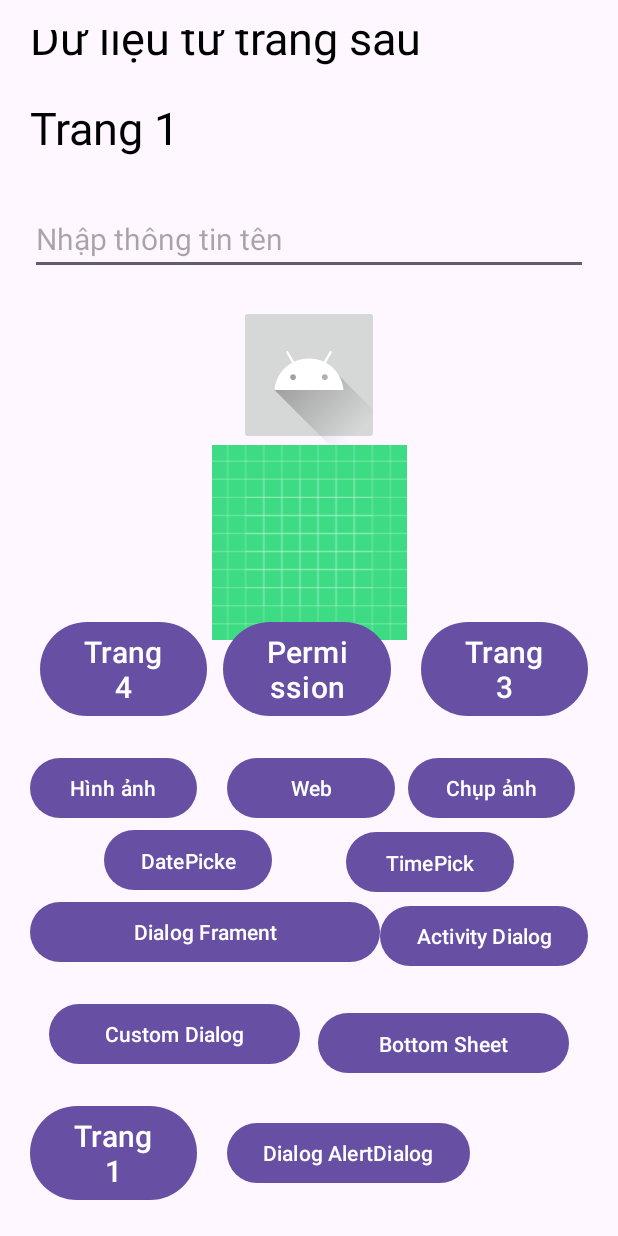
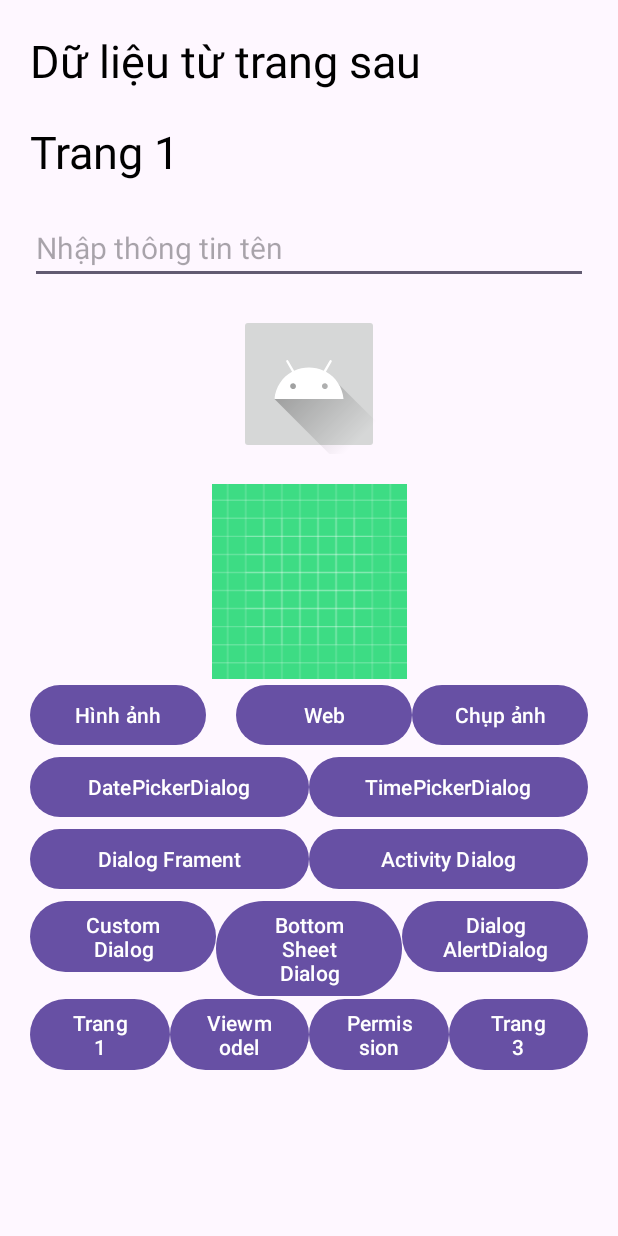
Before and after one commit to taidb/AndroidTutorial, an Android app: the MainActivity screen opened directly, with no data from a screen before it, on a phone screen of 412 x 824 dp. Run offline under Robolectric (Android 15) with nearby library versions, the phone set to English and light mode, and no system bars.

Commit message:
Update ngày 13/10

```diff
--- a/app/src/main/java/com/example/androidtutorial/activity/activity/MainActivity.kt
+++ b/app/src/main/java/com/example/androidtutorial/activity/activity/MainActivity.kt
@@ -203,8 +203,6 @@ class MainActivity : AppCompatActivity() {
                 .inflate(R.layout.alertdialog, binding.root as ViewGroup, false)
             val username = dialogView.findViewById<EditText>(R.id.username)
             val password = dialogView.findViewById<EditText>(R.id.password)
-
-
             AlertDialog.Builder(this)
                 .setTitle("Xác nhận")
                 .setMessage("Đây là AlertDialog thông thường")
--- a/app/src/main/res/layout/activity_main.xml
+++ b/app/src/main/res/layout/activity_main.xml
@@ -1,31 +1,27 @@
 <?xml version="1.0" encoding="utf-8"?>
-<androidx.constraintlayout.widget.ConstraintLayout xmlns:android="http://schemas.android.com/apk/res/android"
+<ScrollView xmlns:android="http://schemas.android.com/apk/res/android"
     xmlns:app="http://schemas.android.com/apk/res-auto"
     xmlns:tools="http://schemas.android.com/tools"
+    android:layout_width="match_parent"
+    android:layout_height="match_parent">
+
+    <androidx.constraintlayout.widget.ConstraintLayout
         android:id="@+id/main"
         android:layout_width="match_parent"
-    android:layout_height="match_parent"
+        android:layout_height="wrap_content"
         android:padding="@dimen/dimen_20"
         tools:context=".activity.activity.MainActivity">
 
-
-    <EditText
-        android:id="@+id/edit_text_name"
+        <TextView
+            android:id="@+id/txt_back_data"
             android:layout_width="0dp"
             android:layout_height="wrap_content"
-        android:layout_marginTop="@dimen/dimen_30"
-        android:hint="@string/editText1"
-        android:importantForAutofill="no"
-        android:inputType="text"
+            android:text="@string/back_data"
             android:textColor="@color/black"
-        android:textSize="@dimen/dimen_20"
-        app:layout_constraintBottom_toTopOf="@+id/image_user"
+            android:textSize="@dimen/dimen_30"
             app:layout_constraintEnd_toEndOf="parent"
-        app:layout_constraintHorizontal_bias="0.2"
             app:layout_constraintStart_toStartOf="parent"
-        app:layout_constraintTop_toBottomOf="@+id/tv_receive_data"
-   />
-
+            app:layout_constraintTop_toTopOf="parent" />
 
         <TextView
             android:id="@+id/tv_receive_data"
@@ -35,26 +31,23 @@
             android:text="@string/trang1"
             android:textColor="@color/black"
             android:textSize="@dimen/dimen_30"
-        app:layout_constraintBottom_toTopOf="@+id/edit_text_name"
             app:layout_constraintEnd_toEndOf="parent"
-        app:layout_constraintHorizontal_bias="1.0"
             app:layout_constraintStart_toStartOf="parent"
-        app:layout_constraintTop_toBottomOf="@+id/txt_back_data"
-        app:layout_constraintVertical_bias="0.0" />
+            app:layout_constraintTop_toBottomOf="@id/txt_back_data" />
 
-    <TextView
-        android:id="@+id/txt_back_data"
+        <EditText
+            android:id="@+id/edit_text_name"
             android:layout_width="0dp"
             android:layout_height="wrap_content"
-        android:text="@string/back_data"
+            android:layout_marginTop="@dimen/dimen_20"
+            android:hint="@string/editText1"
+            android:importantForAutofill="no"
+            android:inputType="text"
             android:textColor="@color/black"
-        android:textSize="@dimen/dimen_30"
-        app:layout_constraintBottom_toTopOf="@+id/tv_receive_data"
+            android:textSize="@dimen/dimen_20"
             app:layout_constraintEnd_toEndOf="parent"
-        app:layout_constraintHorizontal_bias="1.0"
             app:layout_constraintStart_toStartOf="parent"
-        app:layout_constraintTop_toTopOf="parent"
-        app:layout_constraintVertical_bias="0.0" />
+            app:layout_constraintTop_toBottomOf="@id/tv_receive_data" />
 
         <ImageButton
             android:id="@+id/image_user"
@@ -63,7 +56,6 @@
             android:layout_marginTop="@dimen/dimen_20"
             android:contentDescription="@string/editText1"
             android:src="@drawable/ic_launcher_foreground"
-        app:layout_constraintBottom_toTopOf="@+id/image_view"
             app:layout_constraintDimensionRatio="1:1"
             app:layout_constraintEnd_toEndOf="parent"
             app:layout_constraintStart_toStartOf="parent"
@@ -74,132 +66,24 @@
             android:id="@+id/image_view"
             android:layout_width="0dp"
             android:layout_height="0dp"
+            android:layout_marginTop="@dimen/dimen_20"
             android:contentDescription="@string/takephoto"
             android:src="@drawable/ic_launcher_background"
-        app:layout_constraintBottom_toTopOf="@+id/btn_click3"
             app:layout_constraintDimensionRatio="1:1"
             app:layout_constraintEnd_toEndOf="parent"
             app:layout_constraintStart_toStartOf="parent"
-        app:layout_constraintTop_toBottomOf="@+id/image_user"
+            app:layout_constraintTop_toBottomOf="@id/image_user"
             app:layout_constraintWidth_percent="0.35" />
-
-    <androidx.constraintlayout.widget.Guideline
-        android:id="@+id/guidelineTop"
-        android:layout_width="wrap_content"
-        android:layout_height="wrap_content"
-        app:layout_constraintGuide_percent="0.1" />
-
-    <Button
-        android:id="@+id/btn_click"
-        android:layout_width="0dp"
-        android:layout_height="wrap_content"
-        android:text="@string/trang1"
-        android:textSize="@dimen/dimen_20"
-        app:layout_constraintBottom_toBottomOf="parent"
-        app:layout_constraintEnd_toStartOf="@id/btn_alert_dialog"
-        app:layout_constraintHorizontal_chainStyle="spread"
-        app:layout_constraintStart_toStartOf="parent"
-        app:layout_constraintTop_toBottomOf="@+id/guidelineTop"
-        app:layout_constraintWidth_percent="0.3" />
-
-
-    <Button
-        android:id="@+id/btn_alert_dialog"
-        android:layout_width="0dp"
-        android:layout_height="wrap_content"
-        android:layout_marginStart="@dimen/dimen_20"
-        android:text="@string/dialog"
-        app:layout_constraintBottom_toBottomOf="parent"
-        app:layout_constraintStart_toEndOf="@id/btn_click"
-        app:layout_constraintTop_toTopOf="@+id/btn_click" />
-
-
-    <Button
-        android:id="@+id/btn_custom_dialog"
-        android:layout_width="0dp"
-        android:layout_height="wrap_content"
-        android:layout_marginBottom="@dimen/dimen_20"
-        android:text="@string/customDialog"
-        app:layout_constraintBottom_toTopOf="@+id/btn_click"
-        app:layout_constraintEnd_toStartOf="@+id/btn_bottom_sheet_dialog"
-        app:layout_constraintStart_toStartOf="parent"
-        app:layout_constraintTop_toBottomOf="@+id/guidelineTop"
-        app:layout_constraintWidth_percent="0.45" />
-
-    <Button
-        android:id="@+id/btn_bottom_sheet_dialog"
-        android:layout_width="0dp"
-        android:layout_height="wrap_content"
-        android:layout_marginBottom="@dimen/dimen_20"
-        android:lines="1"
-        android:text="@string/bottomSheetDialog"
-        app:layout_constraintBottom_toTopOf="@+id/btn_alert_dialog"
-        app:layout_constraintEnd_toEndOf="parent"
-        app:layout_constraintStart_toEndOf="@+id/btn_custom_dialog"
-        app:layout_constraintTop_toTopOf="@+id/btn_custom_dialog"
-        app:layout_constraintWidth_percent="0.45" />
-
-    <Button
-        android:id="@+id/btn_dialog_fragment"
-        android:layout_width="0dp"
-        android:layout_height="wrap_content"
-        android:layout_marginBottom="@dimen/dimen_20"
-        android:text="@string/dialogFragment"
-        app:layout_constraintBottom_toTopOf="@+id/btn_custom_dialog"
-        app:layout_constraintHorizontal_bias="0.105"
-        app:layout_constraintEnd_toStartOf="@+id/btn_dialog_activity"
-        app:layout_constraintStart_toStartOf="parent"
-        app:layout_constraintTop_toBottomOf="@+id/guidelineTop" />
-
-    <Button
-        android:id="@+id/btn_dialog_activity"
-        android:layout_width="wrap_content"
-        android:layout_height="wrap_content"
-        android:layout_marginBottom="@dimen/dimen_20"
-        android:text="@string/activityDialog"
-        app:layout_constraintBottom_toTopOf="@+id/btn_bottom_sheet_dialog"
-        app:layout_constraintEnd_toEndOf="parent"
-        app:layout_constraintStart_toEndOf="@+id/btn_dialog_fragment"
-        app:layout_constraintTop_toTopOf="@+id/btn_dialog_fragment" />
-
-    <Button
-        android:id="@+id/btn_dialog_time_picker"
-        android:layout_width="0dp"
-        android:layout_height="wrap_content"
-        android:lines="1"
-        android:text="@string/date_time_picker"
-        app:layout_constraintBottom_toTopOf="@+id/btn_dialog_activity"
-        app:layout_constraintEnd_toEndOf="parent"
-        app:layout_constraintHorizontal_chainStyle="spread"
-        app:layout_constraintStart_toEndOf="@id/btn_date_picker_dialog"
-        app:layout_constraintTop_toTopOf="@+id/btn_date_picker_dialog"
-        app:layout_constraintWidth_percent="0.3" />
-
-    <Button
-        android:id="@+id/btn_date_picker_dialog"
-        android:layout_width="0dp"
-        android:layout_height="wrap_content"
-        android:lines="1"
-        android:text="@string/date_picker_dialog"
-        app:layout_constraintBottom_toTopOf="@+id/btn_dialog_fragment"
-        app:layout_constraintEnd_toStartOf="@id/btn_dialog_time_picker"
-        app:layout_constraintStart_toStartOf="parent"
-        app:layout_constraintTop_toBottomOf="@id/guidelineTop"
-        app:layout_constraintVertical_bias="1.0"
-        app:layout_constraintWidth_percent="0.3" />
 
         <Button
             android:id="@+id/btn_image"
             android:layout_width="0dp"
             android:layout_height="wrap_content"
             android:text="@string/takephoto"
-        app:layout_constraintBottom_toTopOf="@+id/btn_date_picker_dialog"
             app:layout_constraintEnd_toStartOf="@id/btn_web"
             app:layout_constraintHorizontal_chainStyle="spread"
             app:layout_constraintStart_toStartOf="parent"
-        app:layout_constraintTop_toBottomOf="@id/guidelineTop"
-        app:layout_constraintWidth_percent="0.3" />
-
+            app:layout_constraintTop_toBottomOf="@id/image_view" />
 
         <Button
             android:id="@+id/btn_web"
@@ -207,62 +91,118 @@
             android:layout_height="wrap_content"
             android:layout_marginStart="@dimen/dimen_20"
             android:text="@string/transfer"
-        app:layout_constraintBottom_toTopOf="@+id/btn_date_picker_dialog"
+            app:layout_constraintEnd_toStartOf="@id/btn_camera"
             app:layout_constraintStart_toEndOf="@id/btn_image"
-        app:layout_constraintTop_toTopOf="@+id/btn_image"
-        app:layout_constraintWidth_percent="0.3" />
-
+            app:layout_constraintTop_toTopOf="@id/btn_image" />
 
         <Button
             android:id="@+id/btn_camera"
             android:layout_width="0dp"
             android:layout_height="wrap_content"
             android:text="@string/camera"
-        app:layout_constraintBottom_toTopOf="@+id/btn_date_picker_dialog"
             app:layout_constraintEnd_toEndOf="parent"
             app:layout_constraintStart_toEndOf="@id/btn_web"
-        app:layout_constraintTop_toTopOf="@+id/btn_image"
-        app:layout_constraintWidth_percent="0.3" />
+            app:layout_constraintTop_toTopOf="@id/btn_image" />
+
+        <Button
+            android:id="@+id/btn_date_picker_dialog"
+            android:layout_width="0dp"
+            android:layout_height="wrap_content"
+            android:text="@string/date_picker_dialog"
+            app:layout_constraintEnd_toStartOf="@id/btn_dialog_time_picker"
+            app:layout_constraintStart_toStartOf="parent"
+            app:layout_constraintTop_toBottomOf="@id/btn_image" />
+
+        <Button
+            android:id="@+id/btn_dialog_time_picker"
+            android:layout_width="0dp"
+            android:layout_height="wrap_content"
+            android:text="@string/date_time_picker"
+            app:layout_constraintEnd_toEndOf="parent"
+            app:layout_constraintStart_toEndOf="@id/btn_date_picker_dialog"
+            app:layout_constraintTop_toTopOf="@id/btn_date_picker_dialog" />
+
+        <Button
+            android:id="@+id/btn_dialog_fragment"
+            android:layout_width="0dp"
+            android:layout_height="wrap_content"
+            android:text="@string/dialogFragment"
+            app:layout_constraintEnd_toStartOf="@id/btn_dialog_activity"
+            app:layout_constraintStart_toStartOf="parent"
+            app:layout_constraintTop_toBottomOf="@id/btn_date_picker_dialog" />
+
+        <Button
+            android:id="@+id/btn_dialog_activity"
+            android:layout_width="0dp"
+            android:layout_height="wrap_content"
+            android:text="@string/activityDialog"
+            app:layout_constraintEnd_toEndOf="parent"
+            app:layout_constraintStart_toEndOf="@id/btn_dialog_fragment"
+            app:layout_constraintTop_toTopOf="@id/btn_dialog_fragment" />
+
+        <Button
+            android:id="@+id/btn_custom_dialog"
+            android:layout_width="0dp"
+            android:layout_height="wrap_content"
+            android:text="@string/customDialog"
+            app:layout_constraintEnd_toStartOf="@id/btn_bottom_sheet_dialog"
+            app:layout_constraintStart_toStartOf="parent"
+            app:layout_constraintTop_toBottomOf="@id/btn_dialog_fragment" />
+
+        <Button
+            android:id="@+id/btn_bottom_sheet_dialog"
+            android:layout_width="0dp"
+            android:layout_height="wrap_content"
+            android:text="@string/bottomSheetDialog"
+            app:layout_constraintEnd_toStartOf="@id/btn_alert_dialog"
+            app:layout_constraintStart_toEndOf="@id/btn_custom_dialog"
+            app:layout_constraintTop_toTopOf="@id/btn_custom_dialog" />
+
+        <Button
+            android:id="@+id/btn_alert_dialog"
+            android:layout_width="0dp"
+            android:layout_height="wrap_content"
+            android:text="@string/dialog"
+            app:layout_constraintEnd_toEndOf="parent"
+            app:layout_constraintStart_toEndOf="@id/btn_bottom_sheet_dialog"
+            app:layout_constraintTop_toTopOf="@id/btn_custom_dialog" />
+
+        <Button
+            android:id="@+id/btn_click"
+            android:layout_width="0dp"
+            android:layout_height="wrap_content"
+            android:layout_marginTop="@dimen/dimen_10"
+            android:text="@string/trang1"
+            app:layout_constraintEnd_toStartOf="@id/btn_click3"
+            app:layout_constraintStart_toStartOf="parent"
+            app:layout_constraintTop_toBottomOf="@id/btn_custom_dialog" />
+
+        <Button
+            android:id="@+id/btn_click3"
+            android:layout_width="0dp"
+            android:layout_height="wrap_content"
+            android:text="@string/trang4"
+            app:layout_constraintEnd_toStartOf="@id/btn_click4"
+            app:layout_constraintStart_toEndOf="@id/btn_click"
+            app:layout_constraintTop_toTopOf="@id/btn_click" />
+
+        <Button
+            android:id="@+id/btn_click4"
+            android:layout_width="0dp"
+            android:layout_height="wrap_content"
+            android:text="@string/trang5"
+            app:layout_constraintEnd_toStartOf="@id/btn_click2"
+            app:layout_constraintStart_toEndOf="@id/btn_click3"
+            app:layout_constraintTop_toTopOf="@id/btn_click" />
 
         <Button
             android:id="@+id/btn_click2"
             android:layout_width="0dp"
             android:layout_height="wrap_content"
-        android:layout_marginBottom="@dimen/dimen_20"
             android:text="@string/trang3"
-        android:textSize="@dimen/dimen_20"
             app:layout_constraintEnd_toEndOf="parent"
-        app:layout_constraintTop_toTopOf="@+id/btn_click3"
-        app:layout_constraintWidth_percent="0.3" />
-
-    <Button
-        android:id="@+id/btn_click3"
-        android:layout_width="0dp"
-        android:layout_height="wrap_content"
-        android:layout_marginBottom="@dimen/dimen_20"
-        android:text="@string/trang4"
-        android:textSize="@dimen/dimen_20"
-        app:layout_constraintBottom_toTopOf="@+id/btn_image"
-        app:layout_constraintEnd_toStartOf="@+id/image_view"
-        app:layout_constraintHorizontal_bias="0.689"
-        app:layout_constraintHorizontal_chainStyle="spread"
-        app:layout_constraintStart_toStartOf="parent"
-        app:layout_constraintTop_toBottomOf="@+id/guidelineTop"
-        app:layout_constraintVertical_bias="1.0"
-        app:layout_constraintWidth_percent="0.3" />
-
-    <Button
-        android:id="@+id/btn_click4"
-        android:layout_width="0dp"
-        android:layout_height="wrap_content"
-        android:layout_marginEnd="@dimen/dimen_20"
-        android:text="@string/trang5"
-        android:textSize="@dimen/dimen_20"
-        app:layout_constraintBottom_toBottomOf="@+id/btn_click3"
-        app:layout_constraintEnd_toStartOf="@+id/btn_click2"
-        app:layout_constraintTop_toTopOf="@+id/btn_click3"
-        app:layout_constraintVertical_bias="1.0"
-        app:layout_constraintWidth_percent="0.3" />
-
+            app:layout_constraintStart_toEndOf="@id/btn_click4"
+            app:layout_constraintTop_toTopOf="@id/btn_click" />
 
     </androidx.constraintlayout.widget.ConstraintLayout>
+</ScrollView>
--- a/app/src/main/res/layout/alertdialog.xml
+++ b/app/src/main/res/layout/alertdialog.xml
@@ -6,8 +6,8 @@
     android:layout_height="wrap_content">
 
     <LinearLayout
-        android:layout_width="0sp"
-        android:layout_height="0sp"
+        android:layout_width="0dp"
+        android:layout_height="wrap_content"
         android:orientation="vertical"
         app:layout_constraintBottom_toBottomOf="parent"
         app:layout_constraintEnd_toEndOf="parent"
--- a/app/src/main/res/values/strings.xml
+++ b/app/src/main/res/values/strings.xml
@@ -2,7 +2,7 @@
     <string name="app_name">AndroidTutorial</string>
     <string name="trang1">Trang 1</string>
     <string name="trang3">Trang 3</string>
-    <string name="trang4">Trang 4</string>
+    <string name="trang4">Viewmodel</string>
     <string name="trang5">Permission</string>
     <string name="trang2">Trang 2</string>
     <string name="dialog">Dialog AlertDialog</string>
```
Lines whose indentation alone changed are shown as unchanged.
